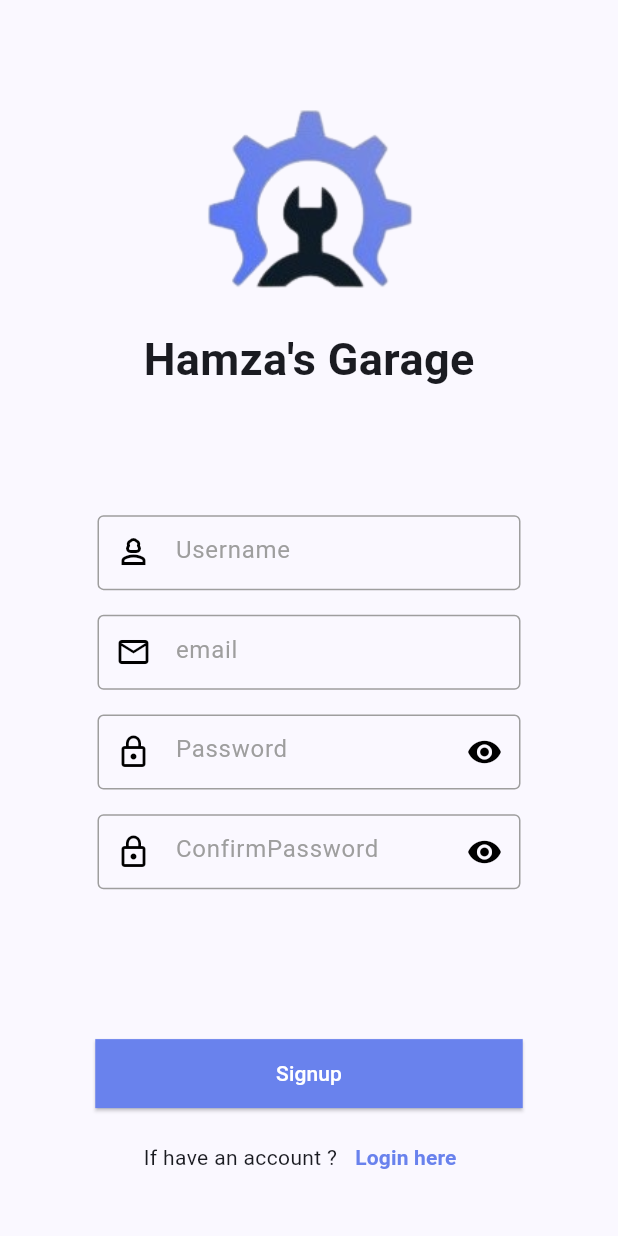
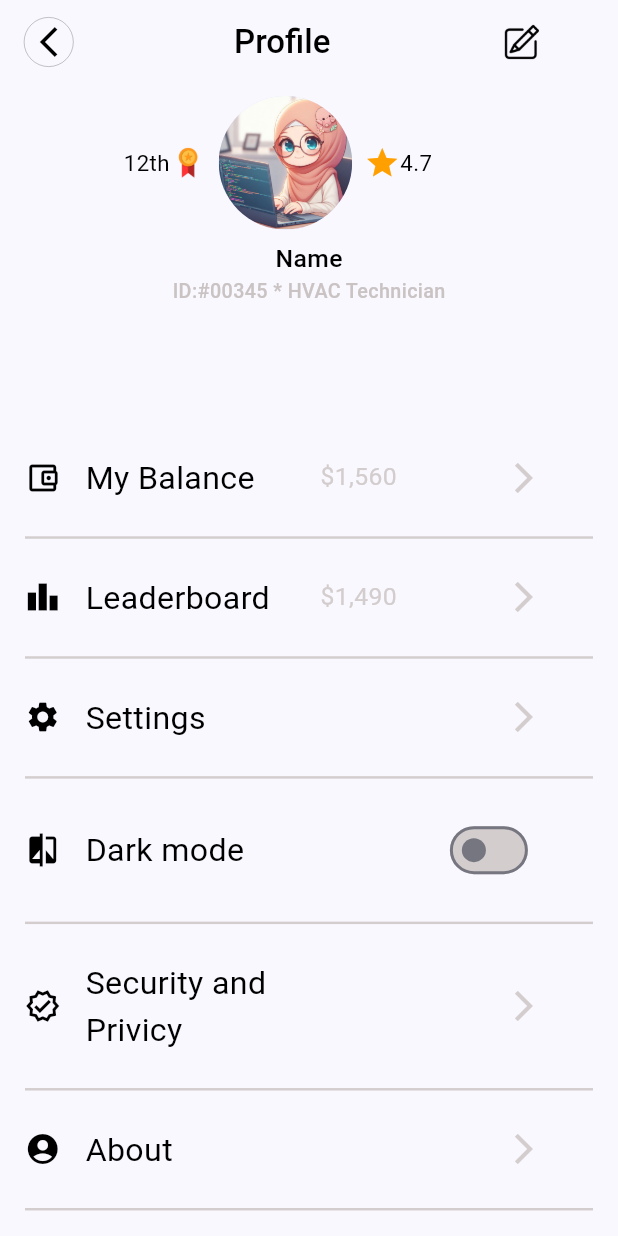
Before and after one commit to bismanaz12/journeyman, a Flutter app: the screen it shows after launch, on a phone screen of 412 x 824 dp. Run offline on Flutter 3.47's test engine with Material 3 defaults, Android fonts, the phone set to English and light mode, and no system bars; our stand-ins replace cloud_firestore, firebase_auth, firebase_core, get; accounts and stored records are empty.

Commit message:
first commit

```diff
--- a/lib/login.dart
+++ b/lib/login.dart
@@ -151,6 +151,7 @@ class _Login_Screen_2State extends State<Login_Screen_2> {
                     ),
                   ),
                 ),
+
                 SizedBox(
                   height: _mediaQuery.size.height * .01,
                 ),
--- a/lib/main.dart
+++ b/lib/main.dart
@@ -4,7 +4,9 @@ import 'package:mechanic_app/firebase_options.dart';
 import 'package:mechanic_app/login.dart';
 import 'package:mechanic_app/newpassword.dart';
 import 'package:mechanic_app/passupdates.dart';
+import 'package:mechanic_app/security.dart';
 import 'package:mechanic_app/signup.dart';
+import 'package:mechanic_app/technicianprofile.dart';
 import 'package:mechanic_app/userprovider.dart';
 import 'package:provider/provider.dart';
 
@@ -47,8 +49,7 @@ class MyApp extends StatelessWidget {
               seedColor: const Color.fromARGB(255, 227, 225, 231)),
           useMaterial3: true,
         ),
-      home: SignupScreen(),
-    );
+        home: TechnicianProfile());
   }
 }
 
--- a/lib/newpassword.dart
+++ b/lib/newpassword.dart
@@ -60,6 +60,7 @@ class _ChangePasswordScreenState extends State<ChangePasswordScreen> {
                     color: Colors.black,
                   ),
                 ),
+
               ),
             ),
             Padding(
--- /dev/null
+++ b/lib/profilelist.dart
@@ -0,0 +1,75 @@
+import 'package:flutter/cupertino.dart';
+import 'package:flutter/material.dart';
+import 'package:flutter/widgets.dart';
+
+class ProfileList extends StatelessWidget {
+  ProfileList(
+      {super.key,
+      required this.icon,
+      required this.text,
+      required this.text2,
+      required this.icon2});
+  IconData icon;
+  String text;
+  IconData icon2;
+  String text2;
+  @override
+  Widget build(BuildContext context) {
+    var media = MediaQuery.of(context);
+    return Column(
+      children: [
+        Padding(
+          padding: EdgeInsets.only(top: media.size.height * 0.02),
+          child: Row(
+            children: [
+              Icon(
+                icon,
+                color: Colors.black,
+              ),
+              Padding(
+                padding: EdgeInsets.only(left: media.size.height * 0.02),
+                child: Expanded(
+                  child: Container(
+                    width: media.size.height * 0.1 * 1.5,
+                    child: Text(
+                      text,
+                      style: TextStyle(
+                          color: Colors.black,
+                          fontSize: media.size.height * 0.02 * 1.3,
+                          fontWeight: FontWeight.w400),
+                    ),
+                  ),
+                ),
+              ),
+              Padding(
+                padding: EdgeInsets.only(left: media.size.height * 0.04),
+                child: Expanded(
+                  child: Container(
+                    width: media.size.height * 0.07,
+                    child: Text(
+                      text2,
+                      style: TextStyle(
+                          color: Color.fromARGB(255, 211, 205, 205),
+                          fontSize: media.size.height * 0.02),
+                    ),
+                  ),
+                ),
+              ),
+              Padding(
+                padding: EdgeInsets.only(left: media.size.height * 0.08),
+                child: Icon(icon2, color: Color.fromARGB(255, 211, 205, 205)),
+              )
+            ],
+          ),
+        ),
+        Padding(
+          padding: EdgeInsets.only(top: media.size.height * 0.02),
+          child: Divider(
+            color: Color.fromARGB(255, 211, 205, 205),
+            thickness: media.size.height * 0.002,
+          ),
+        )
+      ],
+    );
+  }
+}
--- /dev/null
+++ b/lib/technicianprofile.dart
@@ -0,0 +1,348 @@
+import 'package:firebase_auth/firebase_auth.dart';
+import 'package:flutter/material.dart';
+import 'package:flutter/widgets.dart';
+import 'package:mechanic_app/editprofile.dart';
+import 'package:mechanic_app/login.dart';
+import 'package:mechanic_app/profilelist.dart';
+
+class TechnicianProfile extends StatefulWidget {
+  const TechnicianProfile({super.key});
+
+  @override
+  State<TechnicianProfile> createState() => _TechnicianProfileState();
+}
+
+class _TechnicianProfileState extends State<TechnicianProfile> {
+  bool value = false;
+
+  @override
+  Widget build(BuildContext context) {
+    var media = MediaQuery.of(context);
+    return Scaffold(
+      appBar: AppBar(
+        automaticallyImplyLeading: false,
+        title: Row(
+          children: [
+            InkWell(
+              onTap: () {
+                Navigator.pop(context);
+              },
+              child: Container(
+                height: media.size.height * 0.04,
+                width: media.size.height * 0.04,
+                decoration: BoxDecoration(
+                    border: Border.all(
+                        color: Color.fromARGB(255, 19, 18, 18),
+                        width: media.size.height * 0.0002),
+                    // color: Colors.pink,
+                    borderRadius: BorderRadius.all(
+                        Radius.circular(media.size.height * 0.03))),
+                child: Icon(
+                  Icons.arrow_back_ios_new_outlined,
+                  color: Colors.black,
+                ),
+              ),
+            ),
+            Padding(
+              padding: EdgeInsets.only(left: media.size.height * 0.1 * 1.3),
+              child: Text(
+                'Profile',
+                style: TextStyle(
+                  fontWeight: FontWeight.w500,
+                  color: Colors.black,
+                ),
+              ),
+            ),
+            Padding(
+              padding: EdgeInsets.only(left: media.size.height * 0.1 * 1.4),
+              child: InkWell(
+                onTap: () {
+                  Navigator.push(context,
+                      MaterialPageRoute(builder: (context) => Editprofile()));
+                },
+                child: Container(
+                    height: media.size.height * 0.03,
+                    width: media.size.height * 0.03,
+                    decoration: BoxDecoration(),
+                    child: Image.asset(
+                      'assets/images/edit.png',
+                      fit: BoxFit.cover,
+                    )),
+              ),
+            ),
+          ],
+        ),
+      ),
+      body: Container(
+        padding: EdgeInsets.symmetric(horizontal: media.size.height * 0.02),
+        width: double.infinity,
+        child: SingleChildScrollView(
+          child: Column(
+            children: [
+              Row(
+                children: [
+                  Padding(
+                    padding: EdgeInsets.only(left: media.size.height * 0.08),
+                    child: Text(
+                      '12th',
+                      style: TextStyle(
+                          color: Colors.black,
+                          fontSize: media.size.height * 0.01 * 1.8),
+                    ),
+                  ),
+                  Container(
+                    height: media.size.height * 0.03,
+                    child: Image.asset(
+                      'assets/images/position.png',
+                      fit: BoxFit.cover,
+                    ),
+                  ),
+                  Padding(
+                    padding: EdgeInsets.all(8.0),
+                    child: CircleAvatar(
+                      backgroundImage: AssetImage('assets/images/picture.jpeg'),
+                      radius: media.size.height * 0.03 * 1.8,
+                    ),
+                  ),
+                  Icon(
+                    Icons.star,
+                    color: Colors.amber[700],
+                  ),
+                  Text(
+                    '4.7',
+                    style: TextStyle(
+                        color: Colors.black,
+                        fontSize: media.size.height * 0.01 * 1.8),
+                  )
+                ],
+              ),
+              Text(
+                'Name',
+                style: TextStyle(
+                    color: Colors.black,
+                    fontSize: media.size.height * 0.02,
+                    fontWeight: FontWeight.w500),
+              ),
+              Row(
+                mainAxisAlignment: MainAxisAlignment.center,
+                children: [
+                  Text(
+                    'ID:#00345',
+                    style: TextStyle(
+                        color: Color.fromARGB(255, 202, 195, 195),
+                        fontSize: media.size.height * 0.01 * 1.6,
+                        fontWeight: FontWeight.w500),
+                  ),
+                  Text(
+                    ' * HVAC Technician',
+                    style: TextStyle(
+                        color: Color.fromARGB(255, 202, 195, 195),
+                        fontSize: media.size.height * 0.01 * 1.6,
+                        fontWeight: FontWeight.w500),
+                  ),
+                ],
+              ),
+              SizedBox(
+                height: media.size.height * 0.1,
+              ),
+              ProfileList(
+                  icon: Icons.account_balance_wallet_outlined,
+                  text: 'My Balance',
+                  text2: '\$1,560',
+                  icon2: Icons.arrow_forward_ios_outlined),
+              ProfileList(
+                  icon: Icons.leaderboard,
+                  text: 'Leaderboard',
+                  text2: '\$1,490',
+                  icon2: Icons.arrow_forward_ios_outlined),
+              ProfileList(
+                  icon: Icons.settings,
+                  text: 'Settings',
+                  text2: '',
+                  icon2: Icons.arrow_forward_ios_outlined),
+              Column(
+                children: [
+                  Padding(
+                    padding: EdgeInsets.only(top: media.size.height * 0.02),
+                    child: Row(
+                      children: [
+                        Icon(
+                          Icons.compare_outlined,
+                          color: Colors.black,
+                        ),
+                        Padding(
+                          padding:
+                              EdgeInsets.only(left: media.size.height * 0.02),
+                          child: Expanded(
+                            child: Container(
+                              width: media.size.height * 0.1 * 1.5,
+                              child: Text(
+                                'Dark mode',
+                                style: TextStyle(
+                                    color: Colors.black,
+                                    fontSize: media.size.height * 0.02 * 1.3,
+                                    fontWeight: FontWeight.w400),
+                              ),
+                            ),
+                          ),
+                        ),
+                        Padding(
+                          padding:
+                              EdgeInsets.only(left: media.size.height * 0.04),
+                          child: Expanded(
+                            child: Container(
+                              width: media.size.height * 0.07,
+                              child: Text(
+                                '',
+                                style: TextStyle(
+                                    color: Color.fromARGB(255, 211, 205, 205),
+                                    fontSize: media.size.height * 0.02),
+                              ),
+                            ),
+                          ),
+                        ),
+                        Padding(
+                          padding:
+                              EdgeInsets.only(left: media.size.height * 0.03),
+                          child: Switch(
+                              activeTrackColor:
+                                  Color.fromARGB(255, 211, 205, 205),
+                              inactiveTrackColor:
+                                  Color.fromARGB(255, 211, 205, 205),
+                              value: value,
+                              onChanged: (value) {
+                                value = value;
+                                setState(() {});
+                              }),
+                        )
+                      ],
+                    ),
+                  ),
+                  Padding(
+                    padding: EdgeInsets.only(top: media.size.height * 0.02),
+                    child: Divider(
+                      color: Color.fromARGB(255, 211, 205, 205),
+                      thickness: media.size.height * 0.002,
+                    ),
+                  )
+                ],
+              ),
+
+              // ProfileList(
+              //     icon: Icons.compare_outlined,
+              //     text: 'Dark Mode',
+              //     text2: '',
+              //     icon2: Icons.switch_access_shortcut),
+
+              ProfileList(
+                  icon: Icons.verified_outlined,
+                  text: 'Security and Privicy',
+                  text2: '',
+                  icon2: Icons.arrow_forward_ios_outlined),
+              ProfileList(
+                  icon: Icons.account_circle,
+                  text: 'About',
+                  text2: '',
+                  icon2: Icons.arrow_forward_ios_outlined),
+              InkWell(
+                onTap: () {
+                  showDialog(
+                      context: context,
+                      builder: (context) {
+                        return Dialog(
+                          child: Container(
+                            height: media.size.height * 0.2,
+                            width: media.size.height * 0.1,
+                            child: Column(
+                              children: [
+                                SizedBox(
+                                  height: media.size.height * 0.02,
+                                ),
+                                Text(
+                                  'Are you sure to logout! ',
+                                  style: TextStyle(
+                                      color: Colors.black,
+                                      fontSize: media.size.height * 0.02 * 1.2),
+                                ),
+                                Padding(
+                                  padding: EdgeInsets.only(
+                                      top: media.size.height * 0.03),
+                                  child: ElevatedButton(
+                                      style: ElevatedButton.styleFrom(
+                                          fixedSize: Size(
+                                              media.size.height * 0.2,
+                                              media.size.height * 0.03),
+                                          // backgroundColor: Color(
+                                          //   0xff6982ed,
+                                          // ),
+                                          shape: RoundedRectangleBorder(
+                                              // borderRadius: BorderRadius.all(
+                                              //     Radius.circular(
+                                              //         media.size.height * 0.03)),
+                                              side: BorderSide(
+                                            width: media.size.height * 0.001,
+                                            color: Color(
+                                              0xff6982ed,
+                                            ),
+                                          ))),
+                                      onPressed: () async {
+                                        FirebaseAuth auth =
+                                            FirebaseAuth.instance;
+                                        await auth.signOut();
+                                        Navigator.pop(context);
+                                        Navigator.push(
+                                            context,
+                                            MaterialPageRoute(
+                                                builder: (context) =>
+                                                    Login_Screen_2()));
+                                      },
+                                      child: Text(
+                                        'Yah',
+                                        style: TextStyle(color: Colors.black),
+                                      )),
+                                ),
+                                ElevatedButton(
+                                    style: ElevatedButton.styleFrom(
+                                        fixedSize: Size(media.size.height * 0.2,
+                                            media.size.height * 0.03),
+                                        // backgroundColor: Color(
+                                        //   0xff6982ed,
+                                        // ),
+                                        shape: RoundedRectangleBorder(
+                                          side: BorderSide(
+                                            width: media.size.height * 0.001,
+                                            color: Color(
+                                              0xff6982ed,
+                                            ),
+                                          ),
+                                          // borderRadius: BorderRadius.all(
+                                          //     Radius.circular(
+                                          //         media.size.height *
+                                          //             0.03))
+                                        )),
+                                    onPressed: () {
+                                      Navigator.pop(context);
+                                    },
+                                    child: Text(
+                                      'No',
+                                      style: TextStyle(color: Colors.black),
+                                    )),
+                              ],
+                            ),
+                          ),
+                        );
+                      });
+                },
+                child: ProfileList(
+                    icon: Icons.logout_outlined,
+                    text: 'Logout',
+                    text2: '',
+                    icon2: Icons.arrow_forward_ios_outlined),
+              ),
+            ],
+          ),
+        ),
+      ),
+    );
+  }
+}
```
Also changed, not shown: lib/editprofile.dart (added, +10 -0 lines), lib/security.dart (added, +151 -0 lines), assets/images/edit.png (added), assets/images/picture.jpeg (added), assets/images/position.png (added). Lines whose indentation alone changed are shown as unchanged.
